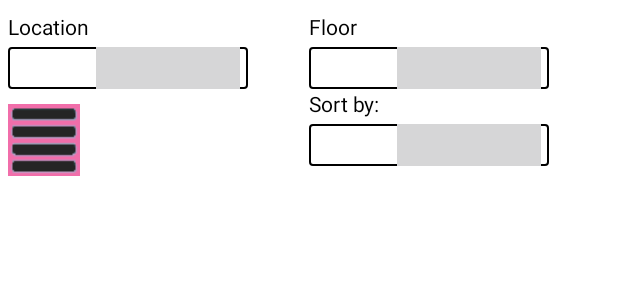
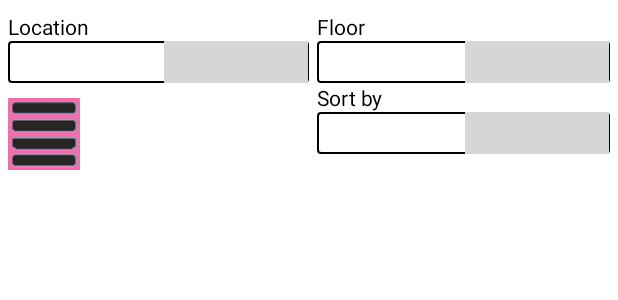
Before and after one commit to samasys-software/montecito, an Android app: the layout activity_bin_monitor.xml on its own in the app's theme, with its tools: preview values and no code run, on a phone screen of 412 x 824 dp. Shown: the top 300 px of the screen. Run offline under Robolectric (Android 15) with nearby library versions, the phone set to English and light mode, and no system bars.

```diff
--- a/Android/app/src/main/java/com/montecito/samayu/dto/BinDTO.java
+++ b/Android/app/src/main/java/com/montecito/samayu/dto/BinDTO.java
@@ -9,6 +9,7 @@ public class BinDTO {
     private String name;
     private String capacity;
     private String brand;
+
 
     public String get_id() {
         return _id;
--- a/Android/app/src/main/java/com/montecito/samayu/ui/BinMonitor.java
+++ b/Android/app/src/main/java/com/montecito/samayu/ui/BinMonitor.java
@@ -9,6 +9,7 @@ import android.support.v7.widget.ActionMenuView;
 import android.support.v7.widget.GridLayoutManager;
 import android.support.v7.widget.RecyclerView;
 import android.view.Menu;
+import android.view.MotionEvent;
 import android.view.View;
 import android.view.ViewStub;
 import android.widget.AdapterView;
@@ -112,11 +113,11 @@ public class BinMonitor extends MontecitoBaseActivity {
            public void onItemClick(AdapterView<?> adapterView, View view, int i, long l) {
               SessionInfo.getInstance().setCurrentItem(SessionInfo.getInstance().getItemBinDetails().get(i));
                Intent intent = new Intent(BinMonitor.this, ItemBinDetails.class);
-
                startActivity(intent);
 
            }
        });
+
     }
 
     public void setBinData() {
--- a/Android/app/src/main/res/drawable/border_spinner.xml
+++ b/Android/app/src/main/res/drawable/border_spinner.xml
@@ -11,7 +11,7 @@
 
         <padding android:bottom="1dp" android:left="1dp" android:right="1dp" android:top="1dp" />
     </shape></item>
-    <item android:right="5dp">
+    <item android:left="5dp">
         <bitmap android:gravity="center_horizontal|right" android:src="@drawable/ic_dropdown_icon">
             <padding android:right="2dp" />
         </bitmap>
--- a/Android/app/src/main/res/layout/activity_bin_monitor.xml
+++ b/Android/app/src/main/res/layout/activity_bin_monitor.xml
@@ -19,14 +19,18 @@
     <LinearLayout
         android:layout_width="match_parent"
         android:layout_height="wrap_content"
-        android:orientation="horizontal">
-        <RelativeLayout
+        android:orientation="horizontal"
+
+        >
+        <LinearLayout
             android:layout_width="match_parent"
             android:layout_height="wrap_content"
             android:layout_weight="1"
+            android:orientation="vertical"
             android:padding="0dp" >
 
             <TextView
+               android:layout_weight="9"
                 android:layout_width="match_parent"
                 android:layout_height="wrap_content"
                 android:text="Location"
@@ -38,21 +42,24 @@
 
             <Spinner
                 android:id="@+id/location"
-                android:layout_width="160dp"
-                android:layout_marginTop="4dp"
+                android:layout_weight="2"
+                android:layout_width="match_parent"
                 android:layout_height="28dp"
-                android:paddingBottom="2dp"
                 android:visibility="visible"
-                android:layout_gravity="center"
                 android:background="@drawable/border_spinner"
-                android:layout_below="@id/locationTextHint"/>
-        </RelativeLayout>
-        <RelativeLayout
+               />
+       </LinearLayout>
+        <LinearLayout
             android:layout_width="match_parent"
             android:layout_height="wrap_content"
             android:layout_weight="1"
+            android:orientation="vertical"
+            android:layout_marginLeft="5dp"
+
             android:padding="0dp" >
             <TextView
+
+                android:layout_weight="9"
                 android:layout_width="match_parent"
                 android:layout_height="wrap_content"
                 android:text="Floor"
@@ -62,23 +69,22 @@
                 />
 
             <Spinner
+                android:layout_weight="2"
                 android:id="@+id/floor"
-                android:layout_width="160dp"
-                android:layout_marginTop="4dp"
+                android:layout_width="match_parent"
                 android:layout_height="28dp"
-                android:paddingBottom="2dp"
                 android:visibility="visible"
-                android:layout_gravity="center"
                 android:background="@drawable/border_spinner"
-                android:layout_below="@id/floorTextHint"/>
-        </RelativeLayout>
+               />
+     </LinearLayout>
+
     </LinearLayout>
 
         <LinearLayout
             android:layout_width="match_parent"
             android:layout_height="wrap_content"
             android:orientation="horizontal">
-            <RelativeLayout
+            <LinearLayout
                 android:layout_width="match_parent"
                 android:layout_height="wrap_content"
                 android:layout_weight="1"
@@ -90,7 +96,7 @@
                    android:id="@+id/cardviewImage"
                    android:gravity="top"
                    android:visibility="gone"
-                  android:layout_marginTop="10dp"
+                   android:layout_marginTop="10dp"
                    android:background="@drawable/binitem_cardview_image1"
                />
                 <ImageView
@@ -101,32 +107,34 @@
                     android:layout_marginTop="10dp"
                     android:background="@drawable/binitem_listview_image1"
                     />
-            </RelativeLayout>
-            <RelativeLayout
+            </LinearLayout>
+            <LinearLayout
                 android:layout_width="match_parent"
                 android:layout_height="wrap_content"
                 android:layout_weight="1"
-                android:padding="0dp" >
+                android:orientation="vertical"
+                android:layout_marginLeft="5dp"
+                >
                 <TextView
+                    android:layout_weight="9"
                     android:layout_width="match_parent"
                     android:layout_height="wrap_content"
-                    android:text="Sort by:"
+                    android:text="Sort by"
                     android:id="@+id/sortTextHint"
                     android:gravity="top"
                     android:textColor="#000000"
+
                     />
 
                 <Spinner
                     android:id="@+id/sortby"
-                    android:layout_width="160dp"
-                    android:layout_marginTop="4dp"
+                    android:layout_weight="2"
+                    android:layout_width="match_parent"
                     android:layout_height="28dp"
-                    android:paddingBottom="2dp"
                     android:visibility="visible"
-                    android:layout_gravity="center"
                     android:background="@drawable/border_spinner"
-                    android:layout_below="@id/sortTextHint"/>
-            </RelativeLayout>
+                   />
+            </LinearLayout>
         </LinearLayout>
     </LinearLayout>
     <LinearLayout
--- a/Android/app/src/main/res/layout/bin_item_cardview_data.xml
+++ b/Android/app/src/main/res/layout/bin_item_cardview_data.xml
@@ -20,7 +20,6 @@
             android:layout_height="wrap_content"
             android:orientation="vertical"
             >
-
             <TextView
                 android:layout_width="wrap_content"
                 android:layout_height="wrap_content"
```
Also changed, not shown: Android/app/src/main/java/com/montecito/samayu/dto/ItemBinDTO.java (+10 -0 lines), Android/app/src/main/java/com/montecito/samayu/ui/BinMonitorListViewAdapter.java (+27 -7 lines), Android/app/src/main/java/com/montecito/samayu/ui/BinMonitorecyclerViewAdapter.java (+38 -8 lines), Android/app/src/main/res/drawable-mdpi/ic_bin.jpg (deleted).
